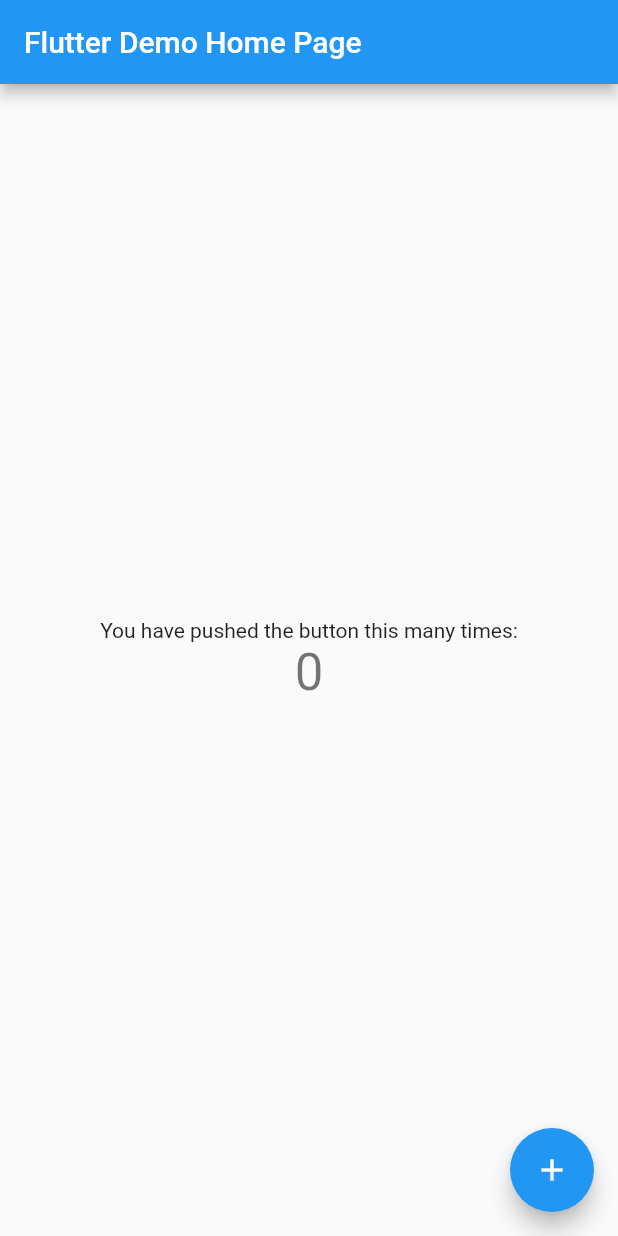
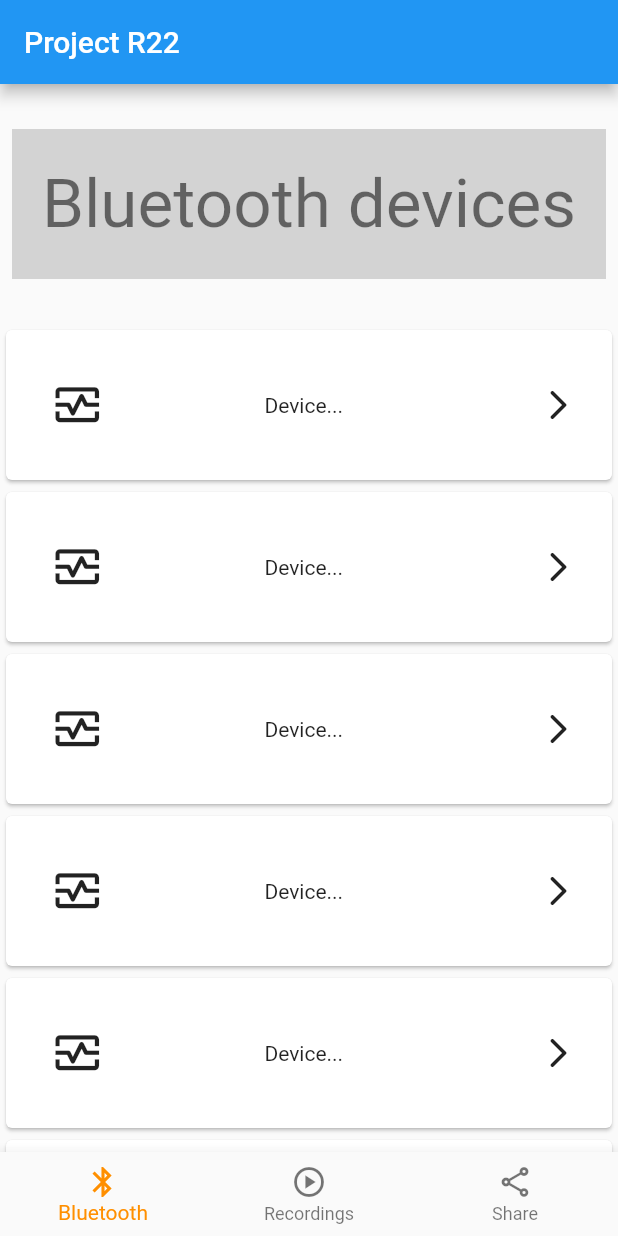
Before and after one commit to AndreaPrati98/R22_app, a Flutter app: the screen it shows after launch, on a phone screen of 412 x 824 dp. Run offline on Flutter 3.47's test engine with Material 2 defaults, Android fonts, the phone set to English and light mode, and no system bars; our stand-ins replace flutter_blue.

Commit message:
adding the bluetooth stuff

```diff
--- a/my_doc_app/lib/main.dart
+++ b/my_doc_app/lib/main.dart
@@ -1,4 +1,5 @@
 import 'package:flutter/material.dart';
+import 'package:my_doc_app/view/Device_list_widget.dart';
 
 void main() {
   runApp(const MyApp());
@@ -10,36 +11,15 @@
   // This widget is the root of your application.
   @override
   Widget build(BuildContext context) {
-    return MaterialApp(
+    return const MaterialApp(
       title: 'Flutter Demo',
-      theme: ThemeData(
-        // This is the theme of your application.
-        //
-        // Try running your application with "flutter run". You'll see the
-        // application has a blue toolbar. Then, without quitting the app, try
-        // changing the primarySwatch below to Colors.green and then invoke
-        // "hot reload" (press "r" in the console where you ran "flutter run",
-        // or simply save your changes to "hot reload" in a Flutter IDE).
-        // Notice that the counter didn't reset back to zero; the application
-        // is not restarted.
-        primarySwatch: Colors.blue,
-      ),
-      home: const MyHomePage(title: 'Flutter Demo Home Page'),
+      home: MyHomePage(title: 'Project R22'),
     );
   }
 }
 
 class MyHomePage extends StatefulWidget {
   const MyHomePage({super.key, required this.title});
-
-  // This widget is the home page of your application. It is stateful, meaning
-  // that it has a State object (defined below) that contains fields that affect
-  // how it looks.
-
-  // This class is the configuration for the state. It holds the values (in this
-  // case the title) provided by the parent (in this case the App widget) and
-  // used by the build method of the State. Fields in a Widget subclass are
-  // always marked "final".
 
   final String title;
 
@@ -48,68 +28,48 @@
 }
 
 class _MyHomePageState extends State<MyHomePage> {
-  int _counter = 0;
+  /// List of widget accessible from the [NavigationBar]
+  final List<Widget> _widgetList = [
+    const DeviceListWidget(),
+    const Text("Prova 2"),
+    const Text("Prova 3"),
+  ];
 
-  void _incrementCounter() {
+  int _selectedIndex = 0;
+  void _onItemTapped(int index) {
     setState(() {
-      // This call to setState tells the Flutter framework that something has
-      // changed in this State, which causes it to rerun the build method below
-      // so that the display can reflect the updated values. If we changed
-      // _counter without calling setState(), then the build method would not be
-      // called again, and so nothing would appear to happen.
-      _counter++;
+      _selectedIndex = index;
     });
   }
 
   @override
   Widget build(BuildContext context) {
-    // This method is rerun every time setState is called, for instance as done
-    // by the _incrementCounter method above.
-    //
-    // The Flutter framework has been optimized to make rerunning build methods
-    // fast, so that you can just rebuild anything that needs updating rather
-    // than having to individually change instances of widgets.
     return Scaffold(
       appBar: AppBar(
-        // Here we take the value from the MyHomePage object that was created by
-        // the App.build method, and use it to set our appbar title.
         title: Text(widget.title),
       ),
       body: Center(
-        // Center is a layout widget. It takes a single child and positions it
-        // in the middle of the parent.
-        child: Column(
-          // Column is also a layout widget. It takes a list of children and
-          // arranges them vertically. By default, it sizes itself to fit its
-          // children horizontally, and tries to be as tall as its parent.
-          //
-          // Invoke "debug painting" (press "p" in the console, choose the
-          // "Toggle Debug Paint" action from the Flutter Inspector in Android
-          // Studio, or the "Toggle Debug Paint" command in Visual Studio Code)
-          // to see the wireframe for each widget.
-          //
-          // Column has various properties to control how it sizes itself and
-          // how it positions its children. Here we use mainAxisAlignment to
-          // center the children vertically; the main axis here is the vertical
-          // axis because Columns are vertical (the cross axis would be
-          // horizontal).
-          mainAxisAlignment: MainAxisAlignment.center,
-          children: <Widget>[
-            const Text(
-              'You have pushed the button this many times:',
-            ),
-            Text(
-              '$_counter',
-              style: Theme.of(context).textTheme.headline4,
-            ),
-          ],
-        ),
+        child: _widgetList[_selectedIndex],
       ),
-      floatingActionButton: FloatingActionButton(
-        onPressed: _incrementCounter,
-        tooltip: 'Increment',
-        child: const Icon(Icons.add),
-      ), // This trailing comma makes auto-formatting nicer for build methods.
+      bottomNavigationBar: BottomNavigationBar(
+        items: const <BottomNavigationBarItem>[
+          BottomNavigationBarItem(
+            icon: Icon(Icons.bluetooth_sharp),
+            label: 'Bluetooth',
+          ),
+          BottomNavigationBarItem(
+            icon: Icon(Icons.play_circle_outlined),
+            label: 'Recordings',
+          ),
+          BottomNavigationBarItem(
+            icon: Icon(Icons.share_outlined),
+            label: 'Share',
+          ),
+        ],
+        currentIndex: _selectedIndex,
+        selectedItemColor: Colors.amber[800],
+        onTap: _onItemTapped,
+      ),
     );
   }
 }
--- /dev/null
+++ b/my_doc_app/lib/model/bluetooth_controller.dart
@@ -0,0 +1,11 @@
+import 'package:flutter_blue/flutter_blue.dart';
+
+/// ___Singleton___ class. Handles all the bluetooth connection logic.
+class BluetoothController {
+  static final BluetoothController instance = BluetoothController._init();
+
+  /// [FlutterBlue] instance
+  FlutterBlue fb = FlutterBlue.instance;
+
+  BluetoothController._init();
+}
--- /dev/null
+++ b/my_doc_app/lib/view/device_list_widget.dart
@@ -0,0 +1,47 @@
+import 'package:flutter/material.dart';
+import 'package:my_doc_app/model/bluetooth_controller.dart';
+import 'package:my_doc_app/view/device_preview_widget.dart';
+
+class DeviceListWidget extends StatefulWidget {
+  const DeviceListWidget({Key? key}) : super(key: key);
+
+  @override
+  State<DeviceListWidget> createState() => _DeviceListWidgetState();
+}
+
+class _DeviceListWidgetState extends State<DeviceListWidget> {
+  @override
+  Widget build(BuildContext context) {
+    return Column(children: [
+      Padding(
+        padding: const EdgeInsets.symmetric(horizontal: 8, vertical: 30),
+        child: Container(
+          width: double.maxFinite,
+          height: 100,
+          decoration: const BoxDecoration(
+              color: Color.fromARGB(255, 29, 29, 29),
+              backgroundBlendMode: BlendMode.colorBurn),
+          child: Center(
+            child: Text(
+              'Bluetooth devices',
+              style: Theme.of(context).textTheme.headline3,
+            ),
+          ),
+        ),
+      ),
+      Expanded(
+          child: ListView(
+        children: const <Widget>[
+          DevicePreviewWidget(),
+          DevicePreviewWidget(),
+          DevicePreviewWidget(),
+          DevicePreviewWidget(),
+          DevicePreviewWidget(),
+          DevicePreviewWidget(),
+          DevicePreviewWidget(),
+          DevicePreviewWidget(),
+        ],
+      ))
+    ]);
+  }
+}
--- /dev/null
+++ b/my_doc_app/lib/view/device_preview_widget.dart
@@ -0,0 +1,48 @@
+import 'dart:developer' as devtools;
+
+import 'package:flutter/material.dart';
+
+class DevicePreviewWidget extends StatelessWidget {
+  const DevicePreviewWidget({Key? key}) : super(key: key);
+
+  @override
+  Widget build(BuildContext context) {
+    return Card(
+      child: ClipRRect(
+        child: Container(
+          constraints: const BoxConstraints(minHeight: 100),
+          child: Row(
+            mainAxisSize: MainAxisSize.max,
+            mainAxisAlignment: MainAxisAlignment.spaceBetween,
+            children: <Widget>[
+              Container(
+                padding: const EdgeInsets.fromLTRB(30, 0, 0, 0),
+                child: ClipRRect(
+                  borderRadius: BorderRadius.circular(12),
+                  child: const Icon(Icons.monitor_heart_outlined, size: 35),
+                ),
+              ),
+              const Flexible(
+                flex: 3,
+                child: Text('Device...'),
+              ),
+              Flexible(
+                flex: 3,
+                child: Padding(
+                  padding: const EdgeInsets.symmetric(horizontal: 12),
+                  child: IconButton(
+                    icon: const Icon(Icons.arrow_forward_ios_rounded),
+                    onPressed: () => devtools.log(
+                      "Connect",
+                      name: runtimeType.toString(),
+                    ),
+                  ),
+                ),
+              ),
+            ],
+          ),
+        ),
+      ),
+    );
+  }
+}
```
Also changed, not shown: 5 other files.
